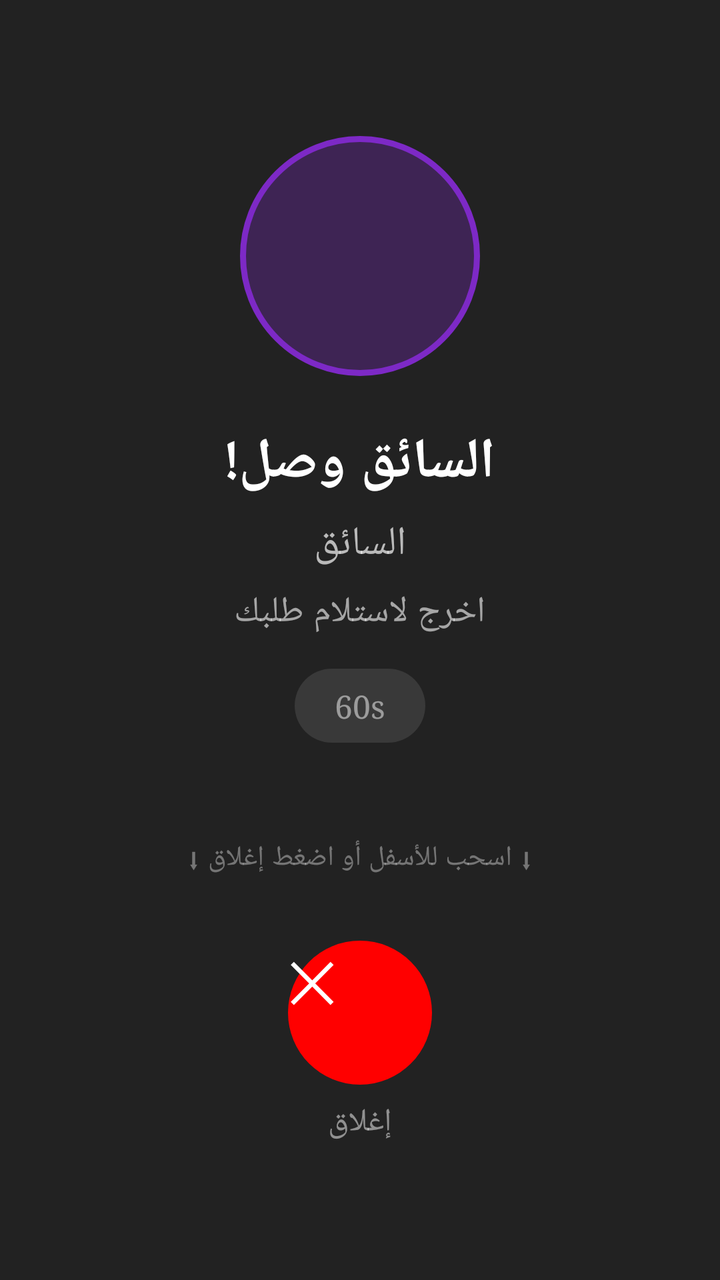
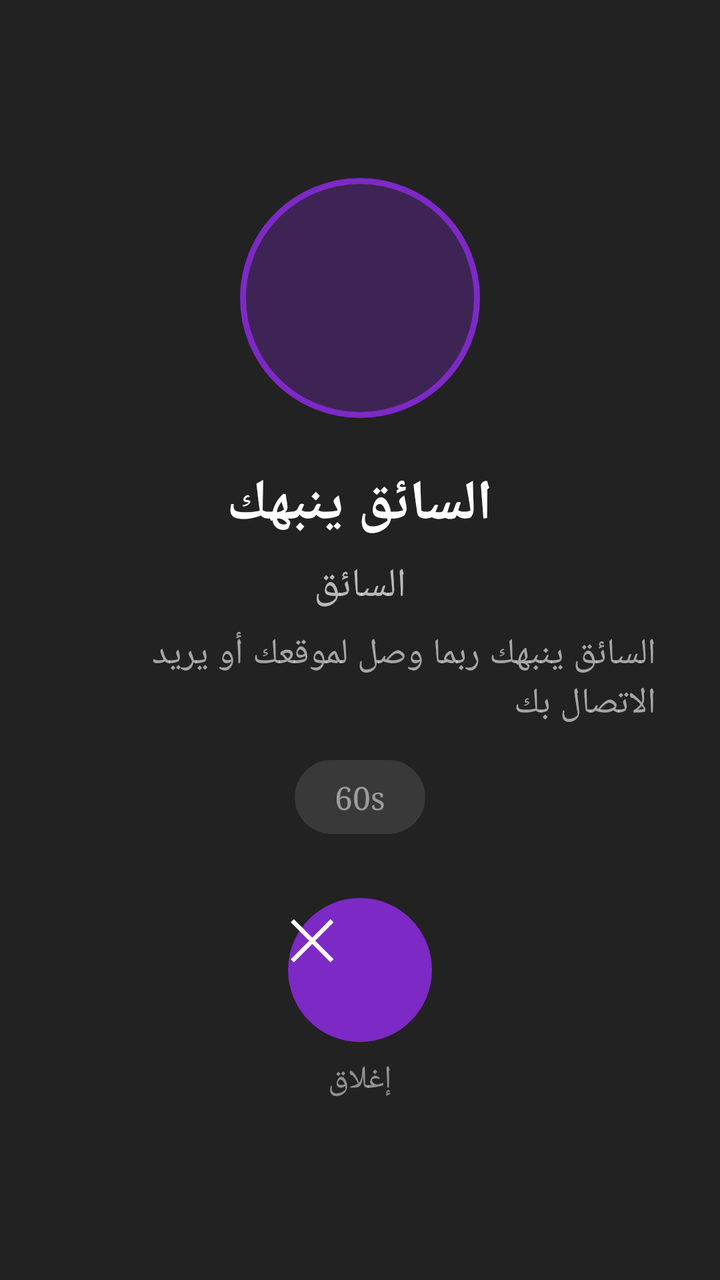

Screens rendered from an Android XML layout before and after an edit, with the pre-edit source and the edit as a unified diff.
<!-- AndroidManifest.xml: activity theme LaunchTheme -->
<!-- res/layout/activity_driver_arrival.xml -->
<?xml version="1.0" encoding="utf-8"?>
<LinearLayout xmlns:android="http://schemas.android.com/apk/res/android"
    android:layout_width="match_parent"
    android:layout_height="match_parent"
    android:background="#DD000000"
    android:gravity="center"
    android:orientation="vertical"
    android:padding="32dp">

    <ImageView
        android:id="@+id/ivDriver"
        android:layout_width="120dp"
        android:layout_height="120dp"
        android:layout_gravity="center"
        android:background="@drawable/circle_bg"
        android:padding="4dp"
        android:scaleType="centerCrop"
        android:src="@mipmap/ic_launcher" />

    <TextView
        android:id="@+id/tvTitle"
        android:layout_width="wrap_content"
        android:layout_height="wrap_content"
        android:layout_marginTop="24dp"
        android:text="السائق وصل!"
        android:textColor="#FFFFFF"
        android:textSize="28sp"
        android:textStyle="bold"
        android:fontFamily="serif" />

    <TextView
        android:id="@+id/tvDriverName"
        android:layout_width="wrap_content"
        android:layout_height="wrap_content"
        android:layout_marginTop="8dp"
        android:text="السائق"
        android:textColor="#B0FFFFFF"
        android:textSize="20sp"
        android:fontFamily="serif" />

    <TextView
        android:id="@+id/tvSubtitle"
        android:layout_width="wrap_content"
        android:layout_height="wrap_content"
        android:layout_marginTop="8dp"
        android:text="اخرج لاستلام طلبك"
        android:textColor="#99FFFFFF"
        android:textSize="18sp"
        android:fontFamily="serif" />

    <TextView
        android:id="@+id/tvCountdown"
        android:layout_width="wrap_content"
        android:layout_height="wrap_content"
        android:layout_marginTop="16dp"
        android:background="@drawable/countdown_bg"
        android:paddingHorizontal="20dp"
        android:paddingVertical="8dp"
        android:text="60s"
        android:textColor="#80FFFFFF"
        android:textSize="16sp"
        android:fontFamily="serif" />

    <TextView
        android:layout_width="wrap_content"
        android:layout_height="wrap_content"
        android:layout_marginTop="48dp"
        android:text="⬇ اسحب للأسفل أو اضغط إغلاق ⬇"
        android:textColor="#60FFFFFF"
        android:textSize="14sp"
        android:fontFamily="serif" />

    <Button
        android:id="@+id/btnClose"
        android:layout_width="72dp"
        android:layout_height="72dp"
        android:layout_marginTop="32dp"
        android:background="@drawable/close_btn_bg"
        android:text="✕"
        android:textColor="#FFFFFF"
        android:textSize="28sp" />

    <TextView
        android:layout_width="wrap_content"
        android:layout_height="wrap_content"
        android:layout_marginTop="8dp"
        android:text="إغلاق"
        android:textColor="#80FFFFFF"
        android:textSize="16sp"
        android:fontFamily="serif" />

</LinearLayout>
<!-- resources referenced by this layout -->
<resources>
  <!-- drawable circle_bg (drawable) -->
  <?xml version="1.0" encoding="utf-8"?>
  <shape xmlns:android="http://schemas.android.com/apk/res/android"
      android:shape="oval">
      <solid android:color="#4D7D29C6" />
      <stroke android:width="3dp" android:color="#FF7D29C6" />
  </shape>
  <!-- drawable close_btn_bg (drawable) -->
  <?xml version="1.0" encoding="utf-8"?>
  <shape xmlns:android="http://schemas.android.com/apk/res/android"
      android:shape="oval">
      <solid android:color="#FF0000" />
  </shape>
  <!-- drawable countdown_bg (drawable) -->
  <?xml version="1.0" encoding="utf-8"?>
  <shape xmlns:android="http://schemas.android.com/apk/res/android"
      android:shape="rectangle">
      <solid android:color="#1AFFFFFF" />
      <corners android:radius="20dp" />
  </shape>
  <!-- mipmap ic_launcher (mipmap-anydpi-v26) -->
  <?xml version="1.0" encoding="utf-8"?>
  <adaptive-icon xmlns:android="http://schemas.android.com/apk/res/android">
    <background android:drawable="@color/ic_launcher_background"/>
    <foreground>
        <inset
            android:drawable="@drawable/ic_launcher_foreground"
            android:inset="16%" />
    </foreground>
  </adaptive-icon>
  <style name="LaunchTheme" parent="@android:style/Theme.Light.NoTitleBar">
          <item name="android:forceDarkAllowed">false</item>
          <item name="android:windowFullscreen">false</item>
          <item name="android:windowDrawsSystemBarBackgrounds">false</item>
          <item name="android:windowLayoutInDisplayCutoutMode">shortEdges</item>
      </style>
  <color name="ic_launcher_background">#7D29C6</color>
  <!-- drawable ic_launcher_foreground: png bitmap (drawable-hdpi, 3687 bytes) -->
</resources>

<!-- the commit's change to res/layout/activity_driver_arrival.xml (unified diff, before → after) -->
@@ -1,5 +1,6 @@
 <?xml version="1.0" encoding="utf-8"?>
 <LinearLayout xmlns:android="http://schemas.android.com/apk/res/android"
+    android:id="@+id/rootArrival"
     android:layout_width="match_parent"
     android:layout_height="match_parent"
     android:background="#DD000000"
@@ -22,7 +23,7 @@
         android:layout_width="wrap_content"
         android:layout_height="wrap_content"
         android:layout_marginTop="24dp"
-        android:text="السائق وصل!"
+        android:text="السائق ينبهك"
         android:textColor="#FFFFFF"
         android:textSize="28sp"
         android:textStyle="bold"
@@ -43,7 +44,7 @@
         android:layout_width="wrap_content"
         android:layout_height="wrap_content"
         android:layout_marginTop="8dp"
-        android:text="اخرج لاستلام طلبك"
+        android:text="السائق ينبهك ربما وصل لموقعك أو يريد الاتصال بك"
         android:textColor="#99FFFFFF"
         android:textSize="18sp"
         android:fontFamily="serif" />
@@ -59,15 +60,6 @@
         android:text="60s"
         android:textColor="#80FFFFFF"
         android:textSize="16sp"
-        android:fontFamily="serif" />
-
-    <TextView
-        android:layout_width="wrap_content"
-        android:layout_height="wrap_content"
-        android:layout_marginTop="48dp"
-        android:text="⬇ اسحب للأسفل أو اضغط إغلاق ⬇"
-        android:textColor="#60FFFFFF"
-        android:textSize="14sp"
         android:fontFamily="serif" />
 
     <Button
<!-- resource entries referenced after the edit -->
@@ -11,7 +11,7 @@
   <?xml version="1.0" encoding="utf-8"?>
   <shape xmlns:android="http://schemas.android.com/apk/res/android"
       android:shape="oval">
-      <solid android:color="#FF0000" />
+      <solid android:color="#7D29C6" />
   </shape>
   <!-- drawable countdown_bg (drawable) -->
   <?xml version="1.0" encoding="utf-8"?>
